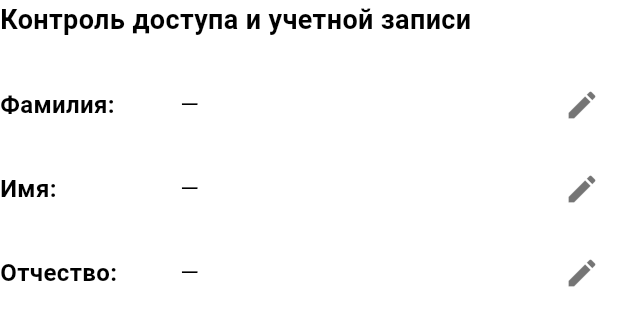
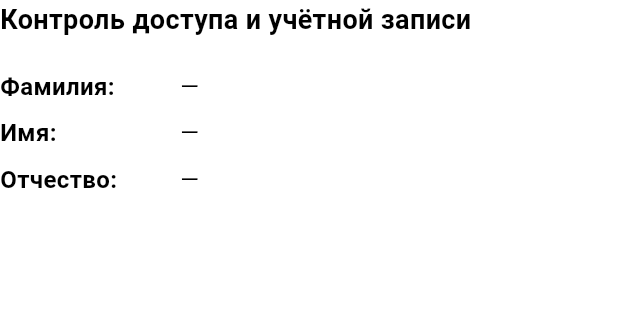
Before and after one commit to m0nkkke/autoexplorer, a Flutter app: the UserInfoWidget widget shown alone on an empty page, opened directly with empty values, on a phone screen of 412 x 824 dp. Shown: the top 326 px of the screen. Run offline on Flutter 3.47's test engine with Material 3 defaults, Android fonts, the phone set to English and light mode, and no system bars; our stand-ins replace bloc, cloud_firestore, connectivity_plus, dio, equatable, firebase_auth and 7 more; accounts and stored records are empty; network calls fail.

Commit message:
some bug fixed, clean trash

```diff
--- a/lib/features/access/bloc/user_create/user_create_bloc.dart
+++ b/lib/features/access/bloc/user_create/user_create_bloc.dart
@@ -42,7 +42,7 @@ class UserCreateBloc extends Bloc<UserCreateEvent, UserCreateState> {
       LoadCreateRegionsEvent _, Emitter<UserCreateState> emit) async {
     emit(state.copyWith(isRegionsLoading: true));
     try {
-      final list = await _storageRepo.getFileAndFolderModels(path: '/');
+      final list = await _storageRepo.getFileAndFolderModels(path: '');
       final folders = list.whereType<FolderItem>().toList();
       final map = { for (var f in folders) f.name: f.resourceId };
       emit(state.copyWith(
--- a/lib/features/access/bloc/user_create/user_create_event.dart
+++ b/lib/features/access/bloc/user_create/user_create_event.dart
@@ -5,7 +5,6 @@ abstract class UserCreateEvent extends Equatable {
   List<Object?> get props => [];
 }
 
-/// Поля формы
 class UpdateCreateFieldEvent extends UserCreateEvent {
   final String field;
   final dynamic value;
@@ -14,10 +13,8 @@ class UpdateCreateFieldEvent extends UserCreateEvent {
   List<Object?> get props => [field, value];
 }
 
-/// Загрузить регионы
 class LoadCreateRegionsEvent extends UserCreateEvent {}
 
-/// Пользователь выбрал регион по имени
 class OnCreateRegionChangedEvent extends UserCreateEvent {
   final String regionName;
   OnCreateRegionChangedEvent(this.regionName);
@@ -25,7 +22,6 @@ class OnCreateRegionChangedEvent extends UserCreateEvent {
   List<Object?> get props => [regionName];
 }
 
-/// Загрузить участки для заданного regionId
 class LoadCreateAreasEvent extends UserCreateEvent {
   final String regionId;
   LoadCreateAreasEvent(this.regionId);
@@ -33,7 +29,6 @@ class LoadCreateAreasEvent extends UserCreateEvent {
   List<Object?> get props => [regionId];
 }
 
-/// Пользователь изменил набор выбранных участков
 class OnCreateAreaChangedEvent extends UserCreateEvent {
   final Set<String> areaIds;
   OnCreateAreaChangedEvent(this.areaIds);
@@ -41,5 +36,4 @@ class OnCreateAreaChangedEvent extends UserCreateEvent {
   List<Object?> get props => [areaIds];
 }
 
-/// Нажали «Создать»
 class SubmitCreateEvent extends UserCreateEvent {}
--- a/lib/features/access/bloc/user_edit/user_edit_state.dart
+++ b/lib/features/access/bloc/user_edit/user_edit_state.dart
@@ -1,4 +1,3 @@
-// lib/features/access/bloc/user_edit_state.dart
 part of 'user_edit_bloc.dart';
 
 class UserEditState extends Equatable {
@@ -53,7 +52,6 @@ class UserEditState extends Equatable {
     this.selectedAreas = const {},
   });
 
-    // Метод для получения текущего времени в формате строки
   String getCurrentTimeString() {
     final now = DateTime.now();
     final formatter = DateFormat('yyyy-dd-MM HH:mm:ss');
@@ -107,7 +105,6 @@ class UserEditState extends Equatable {
     }
   }
 
-  /// Your existing copyWith(…) method below
   UserEditState copyWith({
     String? firstName,
     String? lastName,
--- a/lib/features/access/widgets/user_info.dart
+++ b/lib/features/access/widgets/user_info.dart
@@ -1,82 +1,16 @@
 import 'package:flutter/material.dart';
 
-class UserInfoWidget extends StatefulWidget {
-  final String? lastName;
-  final String? firstName;
-  final String? middleName;
-  final bool isNew;
-
-  /// Теперь мы зовем его при сохранении каждого отдельного поля
-  final void Function(String fieldName, String newValue) onSaveField;
+class UserInfoWidget extends StatelessWidget {
+  final String lastName;
+  final String firstName;
+  final String middleName;
 
   const UserInfoWidget({
     super.key,
-    this.lastName,
-    this.firstName,
-    this.middleName,
-    this.isNew = false,
-    required this.onSaveField,
+    required this.lastName,
+    required this.firstName,
+    required this.middleName,
   });
-
-  @override
-  State<UserInfoWidget> createState() => _UserInfoWidgetState();
-}
-
-class _UserInfoWidgetState extends State<UserInfoWidget> {
-  late TextEditingController _lastNameController;
-  late TextEditingController _firstNameController;
-  late TextEditingController _middleNameController;
-
-  bool _isEditingLastName = false;
-  bool _isEditingFirstName = false;
-  bool _isEditingMiddleName = false;
-
-  @override
-  void initState() {
-    super.initState();
-    _lastNameController   = TextEditingController(text: widget.lastName   ?? '');
-    _firstNameController  = TextEditingController(text: widget.firstName  ?? '');
-    _middleNameController = TextEditingController(text: widget.middleName ?? '');
-
-    _isEditingLastName   = widget.isNew;
-    _isEditingFirstName  = widget.isNew;
-    _isEditingMiddleName = widget.isNew;
-  }
-
-  @override
-  void didUpdateWidget(covariant UserInfoWidget old) {
-    super.didUpdateWidget(old);
-    // Синхронизируем контроллеры, когда в widget.* придут новые значения из BLoC
-    if (widget.lastName != old.lastName) {
-      _lastNameController.text = widget.lastName ?? '';
-    }
-    if (widget.firstName != old.firstName) {
-      _firstNameController.text = widget.firstName ?? '';
-    }
-    if (widget.middleName != old.middleName) {
-      _middleNameController.text = widget.middleName ?? '';
-    }
-  }
-
-  @override
-  void dispose() {
-    _lastNameController.dispose();
-    _firstNameController.dispose();
-    _middleNameController.dispose();
-    super.dispose();
-  }
-
-  void _onEditPressed({
-    required String fieldName,
-    required TextEditingController controller,
-    required bool isEditing,
-    required VoidCallback toggleEditing,
-  }) {
-    toggleEditing();
-    if (!isEditing) {
-      widget.onSaveField(fieldName, controller.text);
-    }
-  }
 
   @override
   Widget build(BuildContext context) {
@@ -84,52 +18,20 @@ class _UserInfoWidgetState extends State<UserInfoWidget> {
       crossAxisAlignment: CrossAxisAlignment.start,
       children: [
         const Text(
-          'Контроль доступа и учетной записи',
+          'Контроль доступа и учётной записи',
           style: TextStyle(fontSize: 18, fontWeight: FontWeight.bold),
         ),
         const SizedBox(height: 16),
-        _buildEditableInfoRow(
-          label: 'Фамилия',
-          controller: _lastNameController,
-          isEditing: _isEditingLastName,
-          onEditPressed: () => _onEditPressed(
-            fieldName: 'lastName',
-            controller: _lastNameController,
-            isEditing: _isEditingLastName,
-            toggleEditing: () => setState(() => _isEditingLastName = !_isEditingLastName),
-          ),
-        ),
-        _buildEditableInfoRow(
-          label: 'Имя',
-          controller: _firstNameController,
-          isEditing: _isEditingFirstName,
-          onEditPressed: () => _onEditPressed(
-            fieldName: 'firstName',
-            controller: _firstNameController,
-            isEditing: _isEditingFirstName,
-            toggleEditing: () => setState(() => _isEditingFirstName = !_isEditingFirstName),
-          ),
-        ),
-        _buildEditableInfoRow(
-          label: 'Отчество',
-          controller: _middleNameController,
-          isEditing: _isEditingMiddleName,
-          onEditPressed: () => _onEditPressed(
-            fieldName: 'middleName',
-            controller: _middleNameController,
-            isEditing: _isEditingMiddleName,
-            toggleEditing: () => setState(() => _isEditingMiddleName = !_isEditingMiddleName),
-          ),
-        ),
+        _buildStaticInfoRow(label: 'Фамилия', value: lastName),
+        _buildStaticInfoRow(label: 'Имя',      value: firstName),
+        _buildStaticInfoRow(label: 'Отчество', value: middleName),
       ],
     );
   }
 
-  Widget _buildEditableInfoRow({
+  Widget _buildStaticInfoRow({
     required String label,
-    required TextEditingController controller,
-    required bool isEditing,
-    required VoidCallback onEditPressed,
+    required String value,
   }) {
     return Padding(
       padding: const EdgeInsets.symmetric(vertical: 4),
@@ -143,20 +45,10 @@ class _UserInfoWidgetState extends State<UserInfoWidget> {
             ),
           ),
           Expanded(
-            child: isEditing
-                ? TextFormField(
-                    controller: controller,
-                    decoration: const InputDecoration(
-                      isDense: true,
-                      contentPadding: EdgeInsets.symmetric(vertical: 4, horizontal: 8),
-                      border: OutlineInputBorder(),
-                    ),
-                  )
-                : Text(controller.text.isEmpty ? '—' : controller.text),
-          ),
-          IconButton(
-            icon: Icon(isEditing ? Icons.check : Icons.edit),
-            onPressed: onEditPressed,
+            child: Text(
+              value.isEmpty ? '—' : value,
+              style: const TextStyle(fontSize: 16),
+            ),
           ),
         ],
       ),
--- a/lib/features/admin/bloc/control/control_bloc.dart
+++ b/lib/features/admin/bloc/control/control_bloc.dart
@@ -3,7 +3,6 @@ import 'package:autoexplorer/repositories/users/abstract_users_repository.dart';
 import 'package:bloc/bloc.dart';
 import 'package:cloud_firestore/cloud_firestore.dart';
 import 'package:autoexplorer/repositories/storage/abstract_storage_repository.dart';
-import 'package:autoexplorer/repositories/users/users_repository.dart';
 import 'package:equatable/equatable.dart';
 import 'package:get_it/get_it.dart';
 
--- a/lib/features/admin/bloc/control/control_event.dart
+++ b/lib/features/admin/bloc/control/control_event.dart
@@ -20,7 +20,7 @@ class LoadUsers extends ControlEvent {
 
 class GetFolderNameByResourceIdEvent extends ControlEvent {
   final String resourceId;
-  GetFolderNameByResourceIdEvent(this.resourceId);
+  const GetFolderNameByResourceIdEvent(this.resourceId);
 
   @override
   List<Object?> get props => [];
--- a/lib/features/storage/bloc/storage_list_bloc.dart
+++ b/lib/features/storage/bloc/storage_list_bloc.dart
@@ -1,5 +1,4 @@
 import 'dart:async';
-import 'dart:developer';
 import 'package:autoexplorer/connectivityService.dart';
 import 'package:autoexplorer/repositories/storage/abstract_storage_repository.dart';
 import 'package:autoexplorer/repositories/storage/local_repository.dart';
--- a/lib/features/storage/view/storage_list_screen.dart
+++ b/lib/features/storage/view/storage_list_screen.dart
@@ -38,9 +38,7 @@ class _StorageListScreenState extends State<StorageListScreen> {
   final _storageListBloc = StorageListBloc();
 
   // ВРЕМЕННЫЕ ПЕРЕМЕННЫЕ ДЛЯ ДЕМОНСТРАЦИИ
-  static const String storageCount = 'Хранится 1540 папок | заполнено 50%';
-  static const String objectTitle = 'Участок 1';
-  static const String dateCreation = '03.03.2025 16:43:00';
+
   //
 
   // МЕТОДЫ ДЕЙСТВИЙ НА ЭКРАНЕ
@@ -267,7 +265,6 @@ class _StorageListScreenState extends State<StorageListScreen> {
     return Scaffold(
       appBar: CustomAppBar(
         title: widget.title,
-        storageCount: storageCount,
         path: viewPath,
         isSelectionMode: _isSelectionMode,
         selectedCount: _selectedItems.length,
--- a/lib/router/router.dart
+++ b/lib/router/router.dart
@@ -1,13 +1,10 @@
 import 'package:autoexplorer/features/access/view/userkey_create_provider.dart';
-import 'package:autoexplorer/features/access/view/userkey_create_screen.dart';
 import 'package:autoexplorer/features/access/view/userkey_info_screen.dart';
 import 'package:autoexplorer/features/admin/view/admin_panel_screen.dart';
 import 'package:autoexplorer/features/login/view/view.dart';
 import 'package:autoexplorer/features/storage/bloc/storage_list_bloc.dart';
 import 'package:autoexplorer/features/storage/view/image_view_screen.dart';
-import 'package:autoexplorer/repositories/storage/abstract_storage_repository.dart';
 import 'package:flutter/material.dart';
-import 'package:get_it/get_it.dart';
 import '../features/storage/view/view.dart';
 
 final GlobalKey<NavigatorState> navigatorKey = GlobalKey<NavigatorState>();
```
Also changed, not shown: lib/features/access/bloc/user_edit/user_edit_event.dart (+0 -7 lines), lib/features/access/view/userkey_create_screen.dart (+19 -0 lines), lib/features/access/view/userkey_info_screen.dart (+18 -4 lines), lib/features/storage/widgets/app_bar.dart (+2 -12 lines), lib/repositories/users/users_repository.dart (+10 -18 lines).
